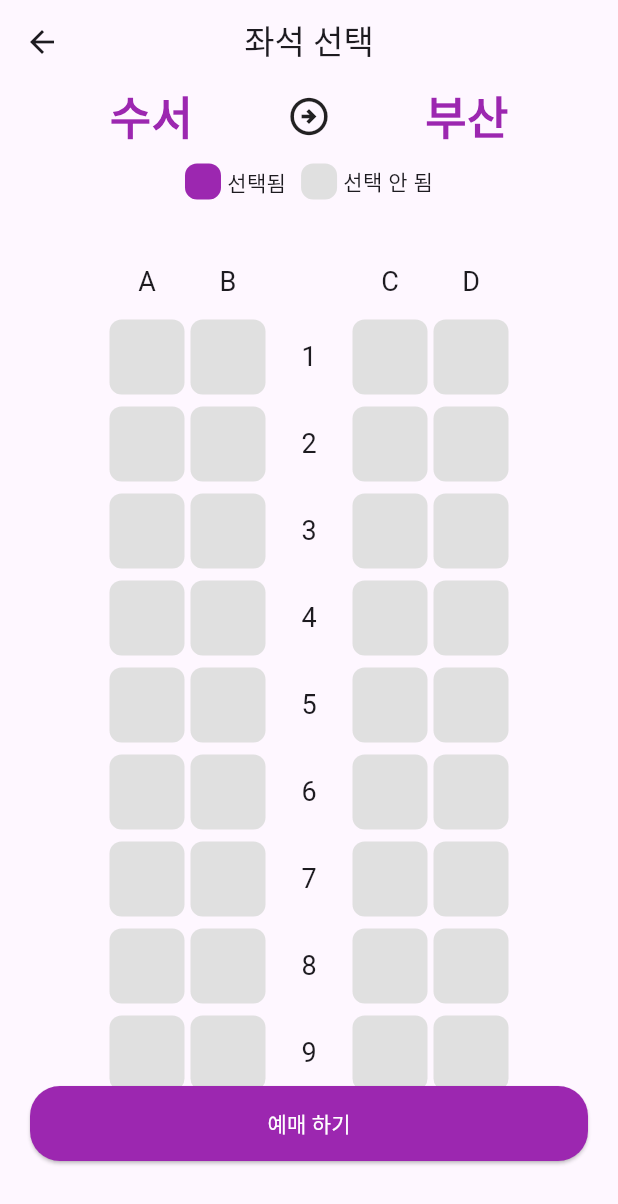
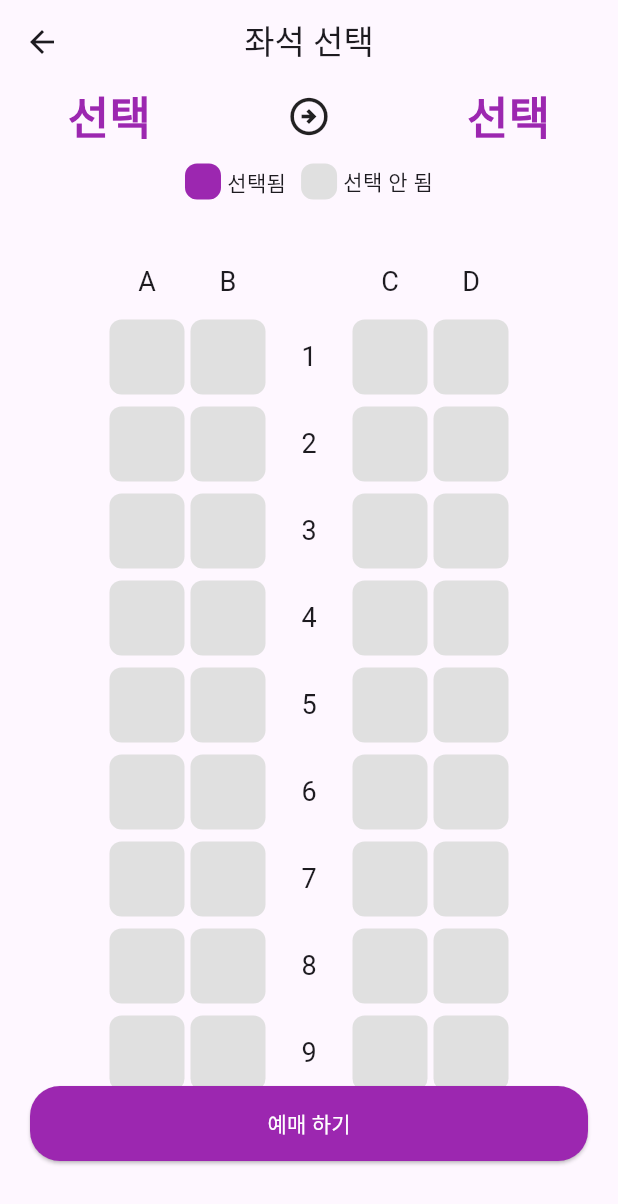
Before and after one commit to Kihwan-dev/flutter_train_app, a Flutter app: the screen it shows after launch, after a tap on "좌석 선택", on a phone screen of 412 x 824 dp. Shown: the top 1204 px of the screen. Run offline on Flutter 3.47's test engine with Material 3 defaults, Android fonts, the phone set to English and light mode, and no system bars.

Commit message:
[feat] Update HomePage   - add navigate to SeatPage when tap button Update SeatPage   - show selected station name from HomePage   - add seat box to selectable     (selected : purple / unselected : grey)   - show dialog only when a seat is selected(nothing event if not selected)

```diff
--- a/lib/Pages/Home/home_page.dart
+++ b/lib/Pages/Home/home_page.dart
@@ -45,7 +45,7 @@ class _HomePageState extends State<HomePage> {
               width: double.infinity,
               child: ElevatedButton(
                 onPressed: () {
-                  Navigator.push(context, MaterialPageRoute(builder: (context) => SeatPage()));
+                  Navigator.push(context, MaterialPageRoute(builder: (context) => SeatPage(departureStation, arrivalStation)));
                 },
                 child: Text(
                   "좌석 선택",
@@ -70,9 +70,9 @@ class _HomePageState extends State<HomePage> {
           print(result);
           setState(() {
             if (isDepatureStation) {
-              departureStation = result;
+              departureStation = result ?? departureStation;
             } else {
-              arrivalStation = result;
+              arrivalStation = result ?? arrivalStation;
             }
           });
         },
--- a/lib/Pages/Seat/seat_page.dart
+++ b/lib/Pages/Seat/seat_page.dart
@@ -1,7 +1,21 @@
+import 'package:flutter/cupertino.dart';
 import 'package:flutter/material.dart';
 import 'package:flutter_train_app/Widgets/basic_title_appbar.dart';
 
-class SeatPage extends StatelessWidget {
+class SeatPage extends StatefulWidget {
+  String departureStation;
+  String arrivalStation;
+
+  String? selectedRow;
+  String? selectedCol;
+
+  SeatPage(this.departureStation, this.arrivalStation);
+
+  @override
+  State<SeatPage> createState() => _SeatPageState();
+}
+
+class _SeatPageState extends State<SeatPage> {
   @override
   Widget build(BuildContext context) {
     return Scaffold(
@@ -11,33 +25,76 @@ class SeatPage extends StatelessWidget {
         height: 100,
         width: double.infinity,
         child: ElevatedButton(
-          onPressed: () {},
+          onPressed: () {
+            if(widget.selectedRow == null && widget.selectedCol == null) {
+              return;
+            }
+            showCupertinoDialog(
+              context: context,
+              builder: (context) {
+                return CupertinoAlertDialog(
+                  title: Text("예매 하시겠습니까?"),
+                  content: Text("좌석:${widget.selectedRow}-${widget.selectedCol}"),
+                  actions: [
+                    CupertinoDialogAction(
+                      isDestructiveAction: true,
+                      onPressed: () {
+                        Navigator.of(context).pop();
+                      },
+                      child: Text("취소"),
+                    ),
+                    CupertinoDialogAction(
+                      isDefaultAction: true,
+                      onPressed: () {
+                        Navigator.of(context).pop();
+                        Navigator.of(context).pop();
+                      },
+                      child: Text(
+                        "확인",
+                        style: TextStyle(
+                          color: CupertinoColors.activeBlue,
+                        ),
+                      ),
+                    ),
+                  ],
+                );
+              },
+            );
+          },
           child: Text("예매 하기"),
         ),
       ),
       body: Column(
         children: [
-          SizedBox(
-            width: 266,
+          getStationLayout(),
+          SizedBox(height: 10),
+          getColumnLabelLayout(),
+          SizedBox(height: 10),
+          getSelectableSeatLayout(),
+        ],
+      ),
+    );
+  }
+
+  SizedBox getStationLayout() {
+    return SizedBox(
       child: Row(
-              mainAxisAlignment: MainAxisAlignment.center,
+        mainAxisAlignment: MainAxisAlignment.spaceAround,
         children: [
           Text(
-                  "수서",
+            widget.departureStation,
             style: TextStyle(
               color: Colors.purple,
               fontSize: 30,
               fontWeight: FontWeight.bold,
             ),
           ),
-                Spacer(),
           Icon(
             Icons.arrow_circle_right_outlined,
             size: 30,
           ),
-                Spacer(),
           Text(
-                  "부산",
+            widget.arrivalStation,
             style: TextStyle(
               color: Colors.purple,
               fontSize: 30,
@@ -46,36 +103,22 @@ class SeatPage extends StatelessWidget {
           ),
         ],
       ),
-          ),
-          SizedBox(height: 10),
-          Row(
+    );
+  }
+
+  Row getColumnLabelLayout() {
+    return Row(
       mainAxisAlignment: MainAxisAlignment.center,
       children: [
-              Container(
-                width: 24,
-                height: 24,
-                decoration: BoxDecoration(
-                  color: Colors.purple,
-                  borderRadius: BorderRadius.circular(8),
-                ),
-              ),
-              SizedBox(width: 4),
-              Text("선택됨"),
+        getColumnLabel("선택됨", Colors.purple),
         SizedBox(width: 10),
-              Container(
-                width: 24,
-                height: 24,
-                decoration: BoxDecoration(
-                  color: Colors.grey[300],
-                  borderRadius: BorderRadius.circular(8),
-                ),
-              ),
-              SizedBox(width: 4),
-              Text("선택 안 됨"),
+        getColumnLabel("선택 안 됨", Colors.grey[300]!),
       ],
-          ),
-          SizedBox(height: 10),
-          Expanded(
+    );
+  }
+
+  Expanded getSelectableSeatLayout() {
+    return Expanded(
       child: ListView(
         padding: EdgeInsets.symmetric(vertical: 20),
         children: [
@@ -95,63 +138,73 @@ class SeatPage extends StatelessWidget {
           ),
           ...List.generate(
             20,
-                  (index) => getSelectBoxRow(index + 1),
-                ),
-              ],
-            ),
+            (index) => getRowOfSelectableSeat(index + 1),
           ),
         ],
       ),
     );
   }
 
-  Column getSelectBoxRow(int num) {
+  Row getColumnLabel(String content, Color color) {
+    return Row(
+      children: [
+        Container(
+          width: 24,
+          height: 24,
+          decoration: BoxDecoration(
+            color: color,
+            borderRadius: BorderRadius.circular(8),
+          ),
+        ),
+        SizedBox(width: 4),
+        Text(content),
+      ],
+    );
+  }
+
+  Widget getRowOfSelectableSeat(int row) {
     return Column(
       children: [
         Row(
           mainAxisAlignment: MainAxisAlignment.center,
           children: [
-            getSelectSeatBox(num.toString(), "A"),
+            getSelectableSeat(row.toString(), "A"),
             SizedBox(width: 4),
-            getSelectSeatBox(num.toString(), "B"),
+            getSelectableSeat(row.toString(), "B"),
             SizedBox(width: 4),
-            SizedBox(
-              width: 50,
-              height: 50,
-              child: Center(
-                child: Text(
-                  num.toString(),
-                  style: TextStyle(
-                    fontSize: 18,
-                  ),
-                ),
-              ),
-            ),
+            getColumnLabelBox(row.toString()),
             SizedBox(width: 4),
-            getSelectSeatBox(num.toString(), "C"),
+            getSelectableSeat(row.toString(), "C"),
             SizedBox(width: 4),
-            getSelectSeatBox(num.toString(), "D"),
+            getSelectableSeat(row.toString(), "D"),
           ],
         ),
-        num < 20 ? SizedBox(height: 8) : SizedBox(),
+        row < 20 ? SizedBox(height: 8) : SizedBox(),
       ],
     );
   }
 
-  GestureDetector getSelectSeatBox(String row, String col) {
+  Widget getSelectableSeat(String row, String col) {
     return GestureDetector(
       onTap: () {
         print("$row$col");
+        setState(() {
+          widget.selectedRow = row;
+          widget.selectedCol = col;
+        });
       },
       child: Container(
         width: 50,
         height: 50,
-        decoration: BoxDecoration(color: Colors.grey[300], borderRadius: BorderRadius.circular(8)),
+        decoration: BoxDecoration(
+          color: widget.selectedCol == col && widget.selectedRow == row ? Colors.purple : Colors.grey[300],
+          borderRadius: BorderRadius.circular(8),
+        ),
       ),
     );
   }
 
-  SizedBox getColumnLabelBox(String label) {
+  Widget getColumnLabelBox(String label) {
     return SizedBox.square(
       dimension: 50,
       child: Center(
```
Lines whose indentation alone changed are shown as unchanged.
